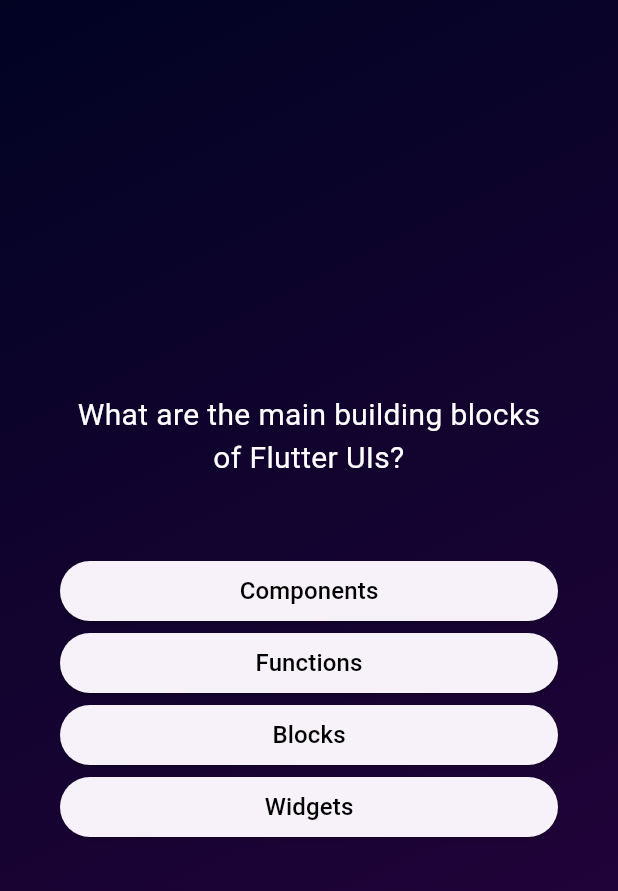
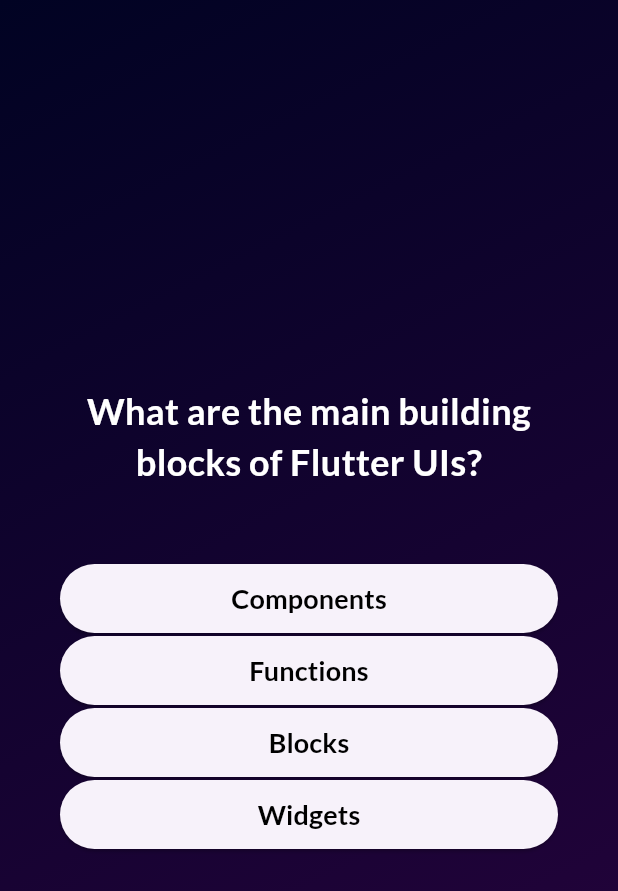
Before and after one commit to mohajjalinkhan/flutter_quiz_app, a Flutter app: the screen it shows after launch, after a tap on "Start Quiz", on a phone screen of 412 x 824 dp. Shown: the top 891 px of the screen. Run offline on Flutter 3.47's test engine with Material 3 defaults, Android fonts, the phone set to English and light mode, and no system bars; our stand-ins replace google_fonts.

Commit message:
added Fonts

```diff
--- a/lib/answer_button.dart
+++ b/lib/answer_button.dart
@@ -1,4 +1,5 @@
 import 'package:flutter/material.dart';
+import 'package:google_fonts/google_fonts.dart';
 
 // created reuseable answer button
 class AnswerButton extends StatelessWidget {
@@ -10,16 +11,15 @@ class AnswerButton extends StatelessWidget {
   Widget build(BuildContext context) {
     return ElevatedButton(
       style: ElevatedButton.styleFrom(
-        padding: const EdgeInsets.symmetric(horizontal: 35, vertical: 5),
+        padding: const EdgeInsets.symmetric(horizontal: 10, vertical: 10),
         foregroundColor: Colors.black,
-        shape: RoundedRectangleBorder(
-          borderRadius: BorderRadius.circular(30),
-        ),
+        shape: RoundedRectangleBorder(borderRadius: BorderRadius.circular(40)),
       ),
       onPressed: onTap,
       child: Text(
         buttonText,
-        style: const TextStyle(fontSize: 16),
+        style: GoogleFonts.lato(fontSize: 18, fontWeight: FontWeight.bold),
+        textAlign: TextAlign.center,
       ),
     );
   }
--- a/lib/question_screen.dart
+++ b/lib/question_screen.dart
@@ -1,6 +1,7 @@
 import 'package:flutter/material.dart';
 import 'package:flutter_quiz_app/data/questions.dart';
 import 'package:flutter_quiz_app/answer_button.dart';
+import 'package:google_fonts/google_fonts.dart';
 
 class QuestionScreen extends StatefulWidget {
   const QuestionScreen({super.key});
@@ -13,8 +14,10 @@ class _QuestionState extends State<QuestionScreen> {
   var currentQuestionIndex = 0;
 
   void currentAnswer() {
-    // updating index by 1.
-    currentQuestionIndex++;
+    setState(() {
+      // updating index by 1, if answer button cliked.
+      currentQuestionIndex++;
+    });
   }
 
   @override
@@ -32,23 +35,20 @@ class _QuestionState extends State<QuestionScreen> {
           children: [
             Text(
               currentQuestion.text,
-              style: const TextStyle(
-                fontSize: 20,
+              style: GoogleFonts.lato(
                 color: Colors.white,
-              ),
+                fontSize: 24,
+                fontWeight: FontWeight.bold
+                  ),
               textAlign: TextAlign.center,
             ),
             const SizedBox(
               height: 50,
             ),
-            Container(
-              color: Colors.black,
-            ),
-
             //using custom button first answer
             // using spreed operator to create list of Answer Widgets
             ...currentQuestion.shuffelAnswers().map((answer) {
-              return AnswerButton(buttonText: answer, onTap: () {});
+              return AnswerButton(buttonText: answer, onTap: currentAnswer);
             }),
           ],
         ),
--- a/pubspec.yaml
+++ b/pubspec.yaml
@@ -35,6 +35,7 @@ dependencies:
   # The following adds the Cupertino Icons font to your application.
   # Use with the CupertinoIcons class for iOS style icons.
   cupertino_icons: ^1.0.8
+  google_fonts: ^6.2.1
 
 dev_dependencies:
   flutter_test:
```
Also changed, not shown: pubspec.lock, 7 other files.
